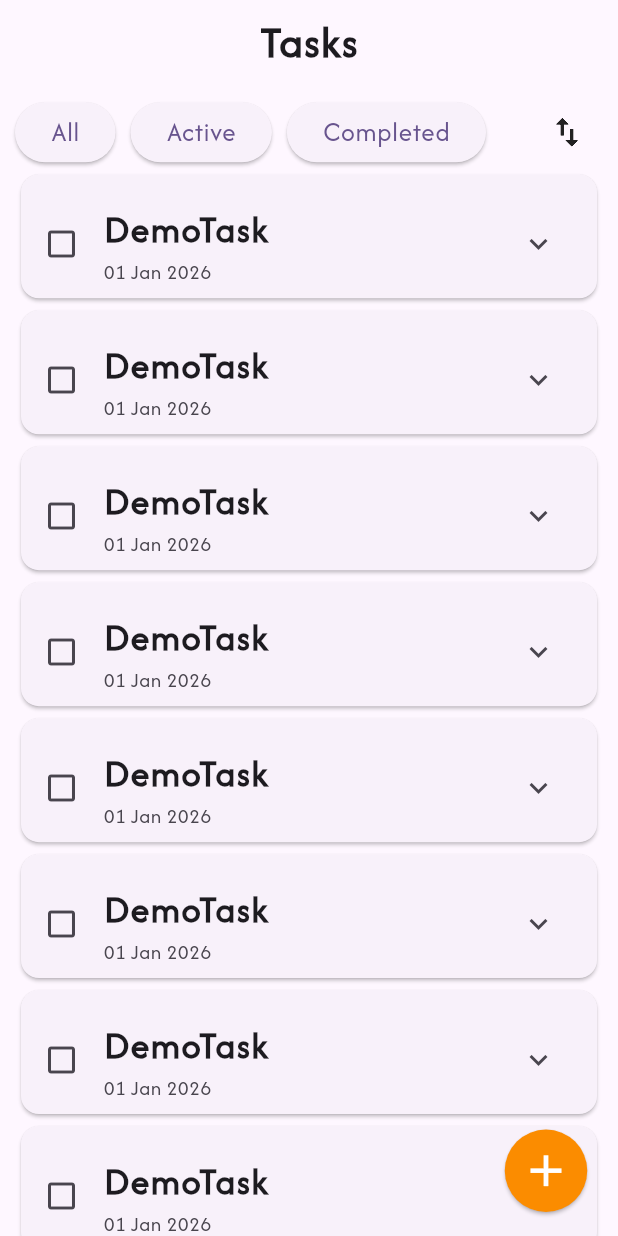
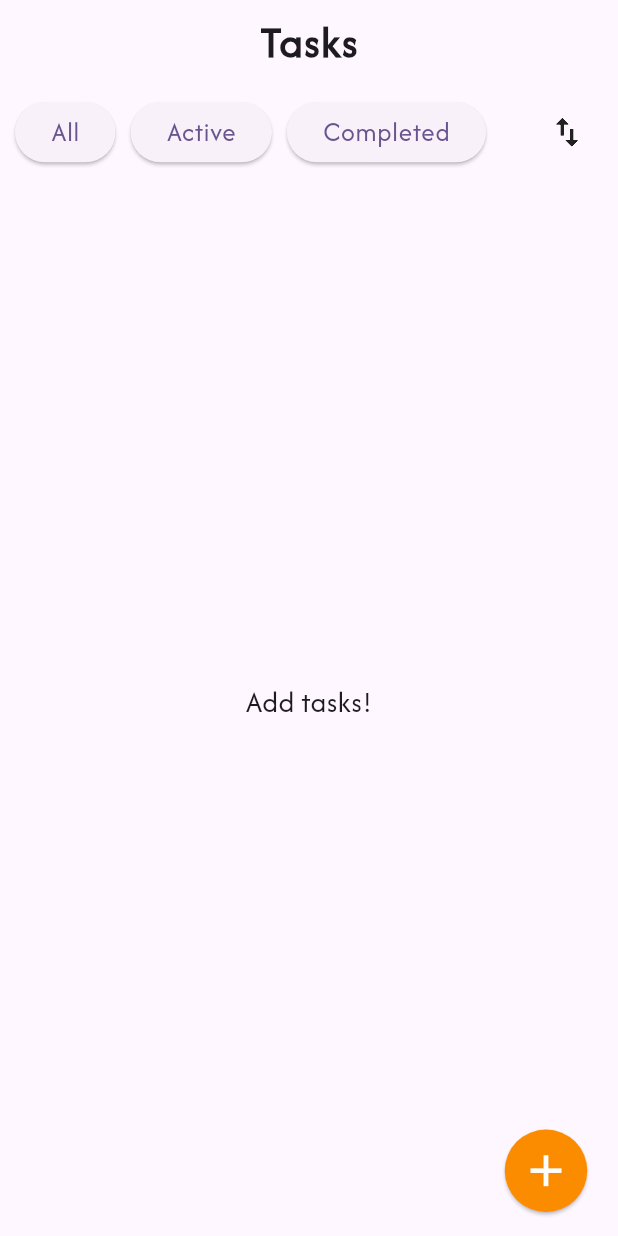
Before and after one commit to hamster336/to_do_app, a Flutter app: the screen it shows after launch, on a phone screen of 412 x 824 dp. Run offline on Flutter 3.47's test engine with Material 3 defaults, Android fonts, the phone set to English and light mode, and no system bars; our stand-ins replace flutter_bloc, hive_ce, hive_ce_flutter; accounts and stored records are empty.

Commit message:
Add and update tasks

```diff
--- a/lib/bloc/task_bloc.dart
+++ b/lib/bloc/task_bloc.dart
@@ -1,3 +1,5 @@
+import 'dart:async';
+
 import 'package:flutter_bloc/flutter_bloc.dart';
 import 'package:to_do_app/models/task.dart';
 import 'package:to_do_app/repository/task_repository.dart';
@@ -9,19 +11,68 @@ class TaskBloc extends Bloc<TaskEvent, TaskState> {
   final TaskRepository repository;
 
   TaskBloc(this.repository) : super(TaskLoading()) {
+    on<LoadTasks>(_loadTask);
     on<AddTask>(_addTask);
     on<UpdateTask>(_updateTask);
     on<DeleteTask>(_deleteTask);
-
   }
 
-  void _addTask(AddTask event, Emitter emit) {
+  // load tasks from storage
+  Future<void> _loadTask(LoadTasks event, Emitter<TaskState> emit) async {
+    emit(TaskLoading());
 
+    try {
+      final tasks = await repository.loadtasks();
+      emit(TaskLoaded(tasks: tasks));
+    } catch (ex) {
+      emit(TaskError(message: 'Failed to LoadTasks'));
+    }
   }
-  void _updateTask(UpdateTask event, Emitter emit) {
 
+  // add a new task
+  Future<void> _addTask(AddTask event, Emitter<TaskState> emit) async {
+    if (state is! TaskLoaded) return;
+
+    final currentState = state as TaskLoaded;
+
+    // store the task
+    final task = await repository.addTask(event.task);
+
+    // update the in-memory
+    final updatedTasks = List<Task>.from(currentState.tasks)..insert(0, task);
+
+    emit(TaskLoaded(tasks: updatedTasks));
   }
-  void _deleteTask(DeleteTask event, Emitter emit) {
 
+  // update an existing task
+  Future<void> _updateTask(UpdateTask event, Emitter<TaskState> emit) async {
+    if (state is! TaskLoaded) return;
+
+    final currentState = state as TaskLoaded;
+
+    final updateTasks = currentState.tasks.map((task) {
+      return task.id == event.task.id ? event.task : task;
+    }).toList();
+
+    emit(TaskLoaded(tasks: updateTasks));
+
+    await repository.updateTask(event.task);
+  }
+
+  // delete a task
+  Future<void> _deleteTask(DeleteTask event, Emitter<TaskState> emit) async {
+    if (state is! TaskLoaded) return;
+
+    final taskId = event.task.id;
+    if (taskId == null) return;
+
+    final currentState = state as TaskLoaded;
+
+    final updatedTasks = currentState.tasks
+        .where((task) => task.id != event.task.id)
+        .toList();
+
+    emit(TaskLoaded(tasks: updatedTasks));
+    await repository.deleteTask(taskId);
   }
 }
--- a/lib/bloc/task_event.dart
+++ b/lib/bloc/task_event.dart
@@ -2,7 +2,7 @@ part of 'task_bloc.dart';
 
 sealed class TaskEvent {}
 
-final class LoadTask extends TaskEvent {}
+final class LoadTasks extends TaskEvent {}
 
 final class AddTask extends TaskEvent {
   final Task task;
--- a/lib/main.dart
+++ b/lib/main.dart
@@ -2,13 +2,17 @@ import 'package:flutter/material.dart';
 import 'package:flutter_bloc/flutter_bloc.dart';
 import 'package:hive_ce_flutter/hive_flutter.dart';
 import 'package:to_do_app/bloc/task_bloc.dart';
+import 'package:to_do_app/repository/hive_task_repo.dart';
 import 'package:to_do_app/repository/task_repository.dart';
 import 'package:to_do_app/screens/home_screen.dart';
 
 import 'models/task.dart';
 
-void main() async{
-  const String taskBox = 'task_box';
+const taskBox = 'task_box';
+
+void main() async {
+  WidgetsFlutterBinding.ensureInitialized();
+
   await Hive.initFlutter();
   Hive.registerAdapter(TaskAdapter());
   Hive.registerAdapter(PriorityAdapter());
@@ -23,7 +27,13 @@ class MyApp extends StatelessWidget {
   // This widget is the root of your application.
   @override
   Widget build(BuildContext context) {
-    return MultiBlocProvider(
+    return MultiRepositoryProvider(
+      providers: [
+        RepositoryProvider<TaskRepository>(
+          create: (_) => HiveTaskRepository(Hive.box<Task>(taskBox)),
+        ),
+      ],
+      child: MultiBlocProvider(
         providers: [
           BlocProvider(
             create: (context) => TaskBloc(context.read<TaskRepository>()),
@@ -40,6 +50,7 @@ class MyApp extends StatelessWidget {
           ),
           home: const HomeScreen(),
         ),
+      ),
     );
   }
 }
--- a/lib/models/task.dart
+++ b/lib/models/task.dart
@@ -4,35 +4,44 @@ part 'task.g.dart';
 
 @HiveType(typeId: 0)
 class Task extends HiveObject {
-  @HiveField(0)
-  late int? id;
-  @HiveField(1)
-  late String task;
-  @HiveField(2)
-  late bool isComplete;
-  @HiveField(3)
-  late String createdAt;
-  @HiveField(4)
-  late String? dueDate;
-  @HiveField(5)
-  late Priority priority;
+  @HiveField(0) int? id;
+  @HiveField(1) String title;
+  @HiveField(2) bool isCompleted;
+  @HiveField(3) DateTime createdAt;
+  @HiveField(4) DateTime? dueDate;
+  @HiveField(5) Priority priority;
 
   Task({
-    required this.task,
+    required this.title,
     required this.createdAt,
     this.id,
-    this.isComplete = false,
+    this.isCompleted = false,
     this.dueDate,
     this.priority = Priority.low,
   });
+
+  Task copyWith({
+    int? id,
+    String? title,
+    bool? isCompleted,
+    DateTime? createdAt,
+    DateTime? dueDate,
+    Priority? priority,
+  }) {
+    return Task(
+      id: id ?? this.id,
+      title: title ?? this.title,
+      isCompleted: isCompleted ?? this.isCompleted,
+      createdAt: createdAt ?? this.createdAt,
+      dueDate: dueDate ?? this.dueDate,
+      priority: priority ?? this.priority,
+    );
+  }
 }
 
 @HiveType(typeId: 1)
 enum Priority {
-  @HiveField(0)
-  high,
-  @HiveField(1)
-  medium,
-  @HiveField(2)
-  low,
+  @HiveField(0) high,
+  @HiveField(1) medium,
+  @HiveField(2) low,
 }
--- a/lib/repository/task_repository.dart
+++ b/lib/repository/task_repository.dart
@@ -2,7 +2,7 @@ import 'package:to_do_app/models/task.dart';
 
 abstract class TaskRepository {
   Future<List<Task>> loadtasks();
-  Future<void> addTask(Task task);
+  Future<Task> addTask(Task task);
   Future<void> updateTask(Task task);
-  Future<void> deleteTask(List<int> keys);
+  Future<void> deleteTask(int key);
 }
--- a/lib/screens/home_screen.dart
+++ b/lib/screens/home_screen.dart
@@ -1,10 +1,23 @@
 import 'package:flutter/material.dart';
-import 'package:to_do_app/models/task.dart';
+import 'package:flutter_bloc/flutter_bloc.dart';
+import 'package:to_do_app/bloc/task_bloc.dart';
 import 'package:to_do_app/models/task_card.dart';
 import 'package:to_do_app/models/custom_widgets.dart';
+import 'package:to_do_app/models/task_editor_sheet.dart';
 
-class HomeScreen extends StatelessWidget {
+class HomeScreen extends StatefulWidget {
   const HomeScreen({super.key});
+
+  @override
+  State<HomeScreen> createState() => _HomeScreenState();
+}
+
+class _HomeScreenState extends State<HomeScreen> {
+  @override
+  void initState() {
+    super.initState();
+    context.read<TaskBloc>().add(LoadTasks());
+  }
 
   @override
   Widget build(BuildContext context) {
@@ -20,7 +33,7 @@ class HomeScreen extends StatelessWidget {
             fontSize: 30,
             fontWeight: FontWeight.w600,
             letterSpacing: 0.75,
-            // fontFamily: 'Afacad',
+            fontFamily: 'Afacad',
           ),
         ),
         centerTitle: true,
@@ -92,13 +105,35 @@ class HomeScreen extends StatelessWidget {
 
             // SizedBox(height: size.height * 0.01),
             Expanded(
-              child: ListView.builder(
-                physics: BouncingScrollPhysics(),
-                itemCount: 10,
-                itemBuilder: (context, index) {
-                  return TaskCard(
-                    task: Task(task: 'DemoTask', createdAt: '01 Jan 2026'),
-                  );
+              child: BlocBuilder<TaskBloc, TaskState>(
+                builder: (context, state) {
+                  if (state is TaskLoading) {
+                    return Center(child: CircularProgressIndicator());
+                  }
+
+                  if (state is TaskLoaded) {
+                    if (state.tasks.isEmpty) {
+                      return Center(
+                        child: const Text(
+                          'Add tasks!',
+                          style: TextStyle(
+                            fontSize: 20,
+                            fontFamily: 'Afacad',
+                            fontWeight: FontWeight.w500,
+                          ),
+                        ),
+                      );
+                    }
+
+                    return ListView.builder(
+                      itemCount: state.tasks.length,
+                      itemBuilder: (context, index) {
+                        return TaskCard(task: state.tasks[index]);
+                      },
+                    );
+                  }
+
+                  return const SizedBox.shrink();
                 },
               ),
             ),
@@ -107,11 +142,16 @@ class HomeScreen extends StatelessWidget {
       ),
 
       floatingActionButton: ElevatedButton(
-        onPressed: () => CustomWidgets.showModalSheet(
-          context,
-          Task(task: '', createdAt: 'now'),
-          size,
-        ),
+        onPressed: () {
+          showModalBottomSheet(
+            isScrollControlled: true,
+            isDismissible: false,
+            context: context,
+            builder: (context) {
+              return TaskEditorSheet();
+            },
+          );
+        },
 
         style: ElevatedButton.styleFrom(
           shape: CircleBorder(),
--- a/pubspec.yaml
+++ b/pubspec.yaml
@@ -37,6 +37,7 @@ dependencies:
   flutter_bloc: ^9.1.1
   hive_ce: ^2.16.0
   hive_ce_flutter: ^2.3.3
+  animated_line_through: ^1.0.5
 
 dev_dependencies:
   flutter_test:
```
Also changed, not shown: lib/models/custom_widgets.dart (+25 -5 lines), lib/models/task_card.dart (+43 -11 lines), lib/models/task_editor_sheet.dart (added, +165 -0 lines), lib/repository/hive_task_repo.dart (+3 -4 lines), lib/models/task.g.dart, pubspec.lock. Lines whose indentation alone changed are shown as unchanged.
